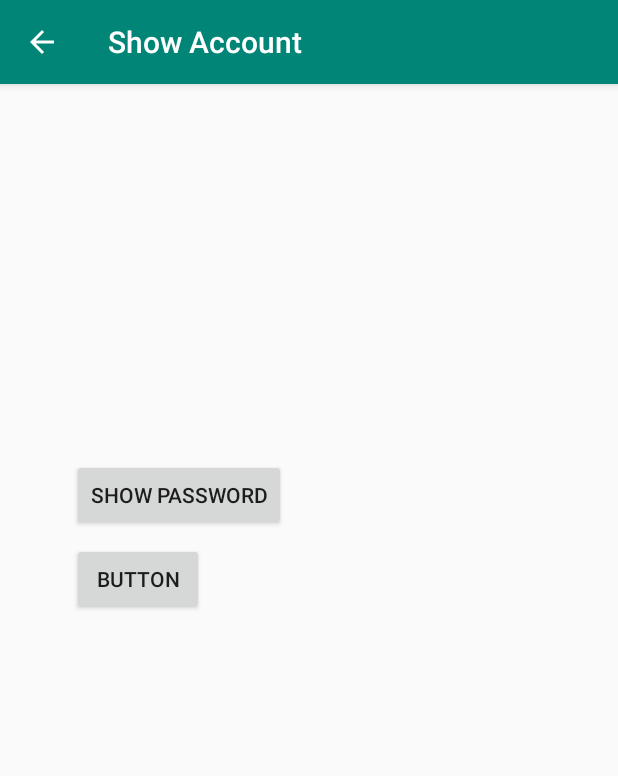
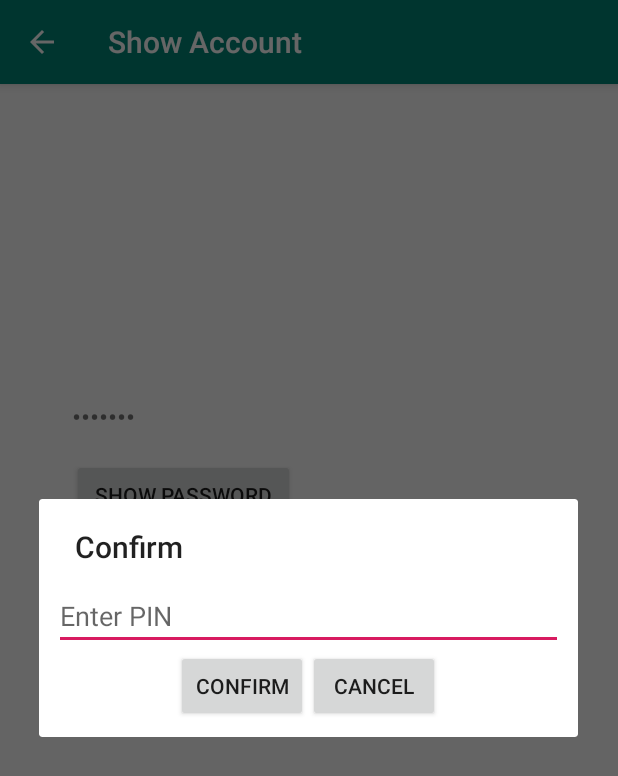
Before and after one commit to waldow90/EncryptoMobile, an Android app: the ShowAccount screen opened directly, with no data from a screen before it, after a tap on "SHOW PASSWORD", on a phone screen of 412 x 824 dp. Shown: the top 776 px of the screen. Run offline under Robolectric (Android 15) with nearby library versions, the phone set to English and light mode, and no system bars; our stand-ins replace Room's generated code.

Commit message:
ADD confirm PIN prompts/FIXED PIN 4-8 characters

```diff
--- a/Encrypto/app/src/main/AndroidManifest.xml
+++ b/Encrypto/app/src/main/AndroidManifest.xml
@@ -12,10 +12,6 @@
         <activity
             android:name=".SettingsActivity"
             android:label="@string/title_activity_settings"></activity>
-        <activity
-            android:name=".Settings"
-            android:label="@string/title_activity_settings"
-            android:theme="@style/AppTheme.NoActionBar" />
 
         <meta-data
             android:name="android.support.PARENT_ACTIVITY"
--- a/Encrypto/app/src/main/java/com/example/encrypto/ShowAccount.kt
+++ b/Encrypto/app/src/main/java/com/example/encrypto/ShowAccount.kt
@@ -1,12 +1,16 @@
 package com.example.encrypto
 
+import android.app.AlertDialog
 import android.os.Bundle
+import android.view.LayoutInflater
+import android.widget.Toast
 import com.google.android.material.snackbar.Snackbar
 import androidx.appcompat.app.AppCompatActivity
 import com.example.encrypto.sql.ManageDB
 
 import kotlinx.android.synthetic.main.activity_show_account.*
 import kotlinx.android.synthetic.main.content_show_account.*
+import kotlinx.android.synthetic.main.dialog_confirm_pin.view.*
 
 class ShowAccount : AppCompatActivity() {
 
@@ -21,13 +25,47 @@
 
         Username.text = ManageDB().GetUsername(this, selection)
 
-        showPass.setOnClickListener{
-            Password.text = ManageDB().GetPassword(this, selection)
+        showPass.setOnClickListener {
+            val mDialogView = LayoutInflater.from(this).inflate(R.layout.dialog_confirm_pin, null)
+            val mBuilder = AlertDialog.Builder(this)
+                .setView(mDialogView)
+                .setTitle("Confirm")
+            val mAlertDialog = mBuilder.show()
+            mDialogView.confirmdialog_buttonconfirm.setOnClickListener {
+                mAlertDialog.dismiss()
+                val pin = mDialogView.confirmdialog_pin.text.toString()
+                if (ManageDB().CheckPin(this, pin)) {
+                    Password.text = ManageDB().GetPassword(this, selection)
+                } else {
+                    Toast.makeText(this, "Incorrect PIN!\nNo action taken", Toast.LENGTH_LONG)
+                        .show()
+                }
+            }
+            mDialogView.confirmdialog_buttoncancel.setOnClickListener {
+                mAlertDialog.dismiss()
+            }
         }
 
-        btnDelete.setOnClickListener{
-            ManageDB().DeleteAccount(this, selection)
-            finish()
+        btnDelete.setOnClickListener {
+            val mDialogView = LayoutInflater.from(this).inflate(R.layout.dialog_confirm_pin, null)
+            val mBuilder = AlertDialog.Builder(this)
+                .setView(mDialogView)
+                .setTitle("Confirm")
+            val mAlertDialog = mBuilder.show()
+            mDialogView.confirmdialog_buttonconfirm.setOnClickListener {
+                mAlertDialog.dismiss()
+                val pin = mDialogView.confirmdialog_pin.text.toString()
+                if (ManageDB().CheckPin(this, pin)) {
+                    ManageDB().DeleteAccount(this, selection)
+                    finish()
+                } else {
+                    Toast.makeText(this, "Incorrect PIN!\nNo action taken", Toast.LENGTH_LONG)
+                        .show()
+                }
+            }
+            mDialogView.confirmdialog_buttoncancel.setOnClickListener {
+                mAlertDialog.dismiss()
+            }
         }
     }
 
--- a/Encrypto/app/src/main/res/layout/content_show_account.xml
+++ b/Encrypto/app/src/main/res/layout/content_show_account.xml
@@ -49,21 +49,25 @@
 
     <Button
         android:id="@+id/showPass"
-        android:layout_width="wrap_content"
+        android:layout_width="0dp"
         android:layout_height="wrap_content"
         android:layout_marginStart="48dp"
         android:layout_marginTop="16dp"
+        android:layout_marginEnd="215dp"
         android:text="Show Password"
+        app:layout_constraintEnd_toEndOf="parent"
         app:layout_constraintStart_toStartOf="parent"
         app:layout_constraintTop_toBottomOf="@+id/Password" />
 
     <Button
         android:id="@+id/btnDelete"
-        android:layout_width="wrap_content"
+        android:layout_width="0dp"
         android:layout_height="wrap_content"
         android:layout_marginStart="48dp"
         android:layout_marginTop="8dp"
-        android:text="Button"
+        android:layout_marginEnd="215dp"
+        android:text="Delete Account"
+        app:layout_constraintEnd_toEndOf="parent"
         app:layout_constraintStart_toStartOf="parent"
         app:layout_constraintTop_toBottomOf="@+id/showPass" />
 </androidx.constraintlayout.widget.ConstraintLayout>
--- /dev/null
+++ b/Encrypto/app/src/main/res/layout/dialog_confirm_pin.xml
@@ -0,0 +1,34 @@
+<?xml version="1.0" encoding="utf-8"?>
+<LinearLayout xmlns:android="http://schemas.android.com/apk/res/android"
+    android:layout_width="match_parent"
+    android:layout_height="match_parent"
+    android:orientation="vertical"
+    android:padding="10dp">
+
+    <EditText
+        android:id="@+id/confirmdialog_pin"
+        android:layout_width="match_parent"
+        android:layout_height="wrap_content"
+        android:hint="Enter PIN"
+        android:inputType="numberPassword" />
+
+    <LinearLayout
+        android:layout_width="match_parent"
+        android:layout_height="wrap_content"
+        android:orientation="horizontal"
+        android:gravity="center">
+
+        <Button
+            android:id="@+id/confirmdialog_buttonconfirm"
+            android:layout_width="wrap_content"
+            android:layout_height="wrap_content"
+            android:text="Confirm"/>
+
+        <Button
+            android:id="@+id/confirmdialog_buttoncancel"
+            android:layout_width="wrap_content"
+            android:layout_height="wrap_content"
+            android:text="Cancel"/>
+
+    </LinearLayout>
+</LinearLayout>
--- a/Encrypto/app/src/main/res/values/styles.xml
+++ b/Encrypto/app/src/main/res/values/styles.xml
@@ -1,14 +1,14 @@
 <resources>
 
     <!-- Base application theme. -->
-    <style name="AppTheme" parent="Theme.AppCompat.Light.DarkActionBar">
+    <style name="AppTheme" parent="Theme.AppCompat.DayNight.DarkActionBar">
         <!-- Customize your theme here. -->
         <item name="colorPrimary">@color/colorPrimary</item>
         <item name="colorPrimaryDark">@color/colorPrimaryDark</item>
         <item name="colorAccent">@color/colorAccent</item>
     </style>
 
-    <style name="DarkTheme" parent="Theme.AppCompat.Light.DarkActionBar">
+    <style name="DarkTheme" parent="Theme.AppCompat.DayNight.DarkActionBar">
         <item name="colorPrimary">#000000</item>
         <item name="colorPrimaryDark">#3D3D3D</item>
         <item name="colorAccent">#737373</item>
```
Also changed, not shown: Encrypto/app/src/main/java/com/example/encrypto/FirstLogin.kt (+11 -6 lines), Encrypto/app/src/main/java/com/example/encrypto/sql/ManageDB.kt (+14 -0 lines).
